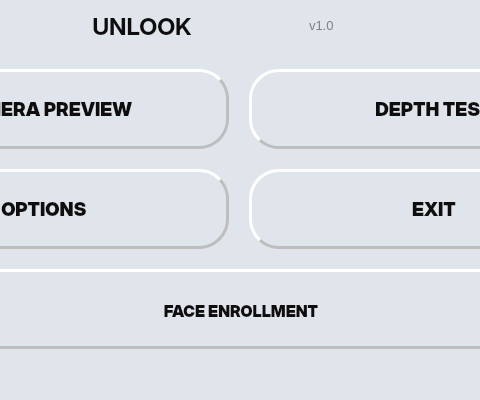
Qt form src/gui/ui/main_window.ui (SupernovaIndustries/unlook-standalone) before a commit; both pictures show x 161 to 641 and y 0 to 400 of the 800 by 400 pixel window.
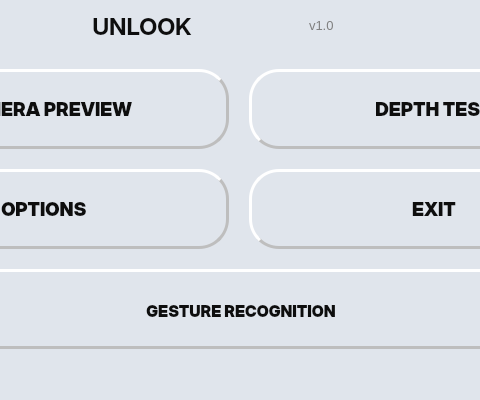
The same form after that commit.

Commit message: Gesture Recognition System - Performance Optimized

Patch:
```diff
--- a/src/gui/ui/main_window.ui
+++ b/src/gui/ui/main_window.ui
@@ -473,7 +473,7 @@
            </widget>
           </item>
           <item row="2" column="0" colspan="2">
-           <widget class="QPushButton" name="face_enrollment_button">
+           <widget class="QPushButton" name="gesture_button">
             <property name="minimumSize">
              <size>
               <width>370</width>
@@ -492,8 +492,8 @@
              <bool>false</bool>
             </property>
             <property name="styleSheet">
-             <string notr="true">/* Pure Neomorphism - Neutral with Teal Text for Face Recognition */
-QPushButton#face_enrollment_button {
+             <string notr="true">/* Pure Neomorphism - Neutral with Teal Text for Gesture Recognition */
+QPushButton#gesture_button {
     background: qlineargradient(spread:pad, x1:0, y1:0, x2:1, y2:1,
         stop:0 #f0f0f0,
         stop:1 #cacaca);
@@ -509,7 +509,7 @@
     border-right: 3px solid #bebebe;
     border-bottom: 3px solid #bebebe;
 }
-QPushButton#face_enrollment_button:hover {
+QPushButton#gesture_button:hover {
     background: qlineargradient(spread:pad, x1:0, y1:0, x2:1, y2:1,
         stop:0 #f5f5f5,
         stop:1 #d0d0d0);
@@ -520,7 +520,7 @@
     border-right: 2px solid #c5c5c5;
     border-bottom: 2px solid #c5c5c5;
 }
-QPushButton#face_enrollment_button:pressed {
+QPushButton#gesture_button:pressed {
     background: qlineargradient(spread:pad, x1:0, y1:0, x2:1, y2:1,
         stop:0 #cacaca,
         stop:1 #e5e5e5);
@@ -534,7 +534,7 @@
 }</string>
             </property>
             <property name="text">
-             <string>FACE ENROLLMENT</string>
+             <string>GESTURE RECOGNITION</string>
             </property>
            </widget>
           </item>
```
The commit also changes 48 other files.
